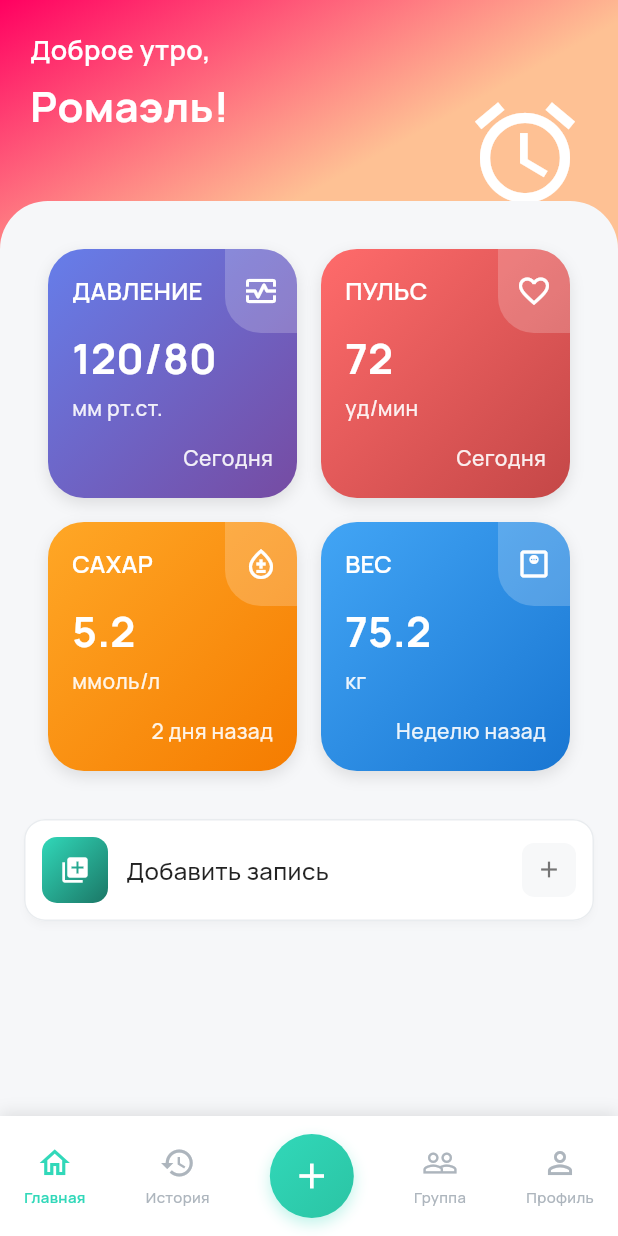
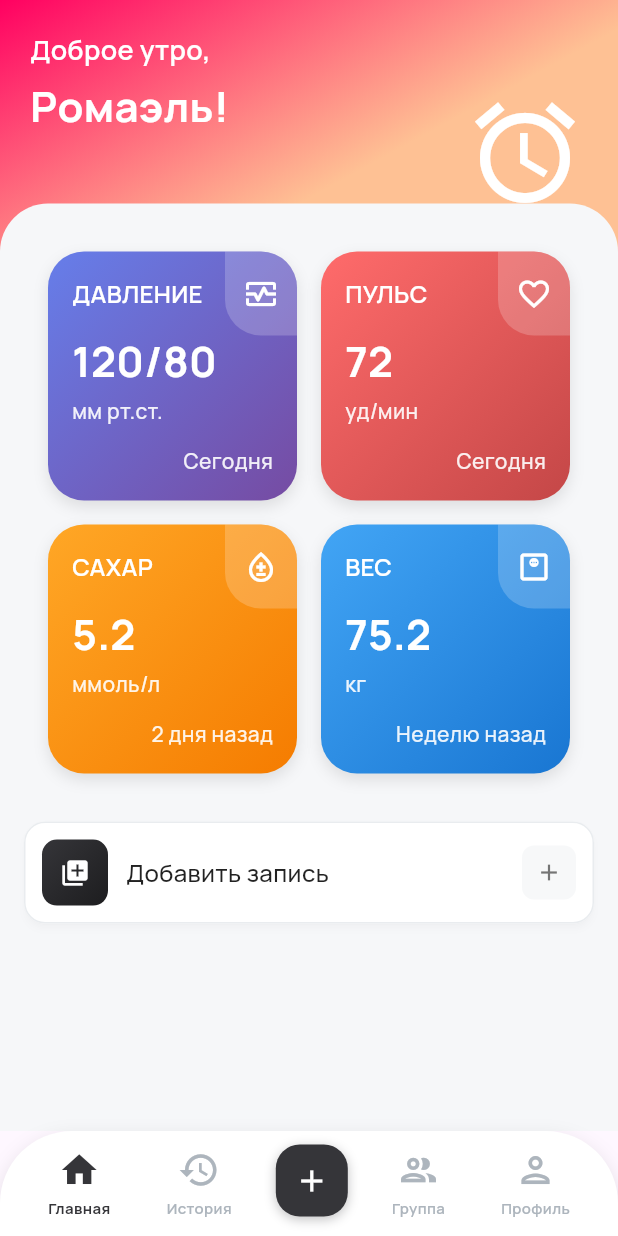
Before and after one commit to ForentDich/Pressure-Oracle, a Flutter app: the screen it shows after launch, on a phone screen of 412 x 824 dp. Run offline on Flutter 3.47's test engine with Material 3 defaults, Android fonts, the phone set to English and light mode, and no system bars; missing offline and left inert: wolt_modal_sheet.

Commit message:
Переделана навигационна панель

```diff
--- a/mobile-app/health_oracle/lib/core/theme/colors.dart
+++ b/mobile-app/health_oracle/lib/core/theme/colors.dart
@@ -4,7 +4,7 @@ import 'package:flutter/material.dart';
 class AppColors {
   static const Color background = Color(0xFFf6f7f9);
   static const Color surface = Color(0xFFFFFFFF);
-  static const Color primary = Color(0xFF31d8b9);
+  static const Color primary = Color(0xFF353539);
 
   // Neutral colors
   static const Color neutral50 = Color(0xFFFAFAFA);
--- a/mobile-app/health_oracle/lib/core/widgets/bottom_entry_category_container.dart
+++ b/mobile-app/health_oracle/lib/core/widgets/bottom_entry_category_container.dart
@@ -1,7 +1,5 @@
 
 import 'package:flutter/material.dart';
-import '../theme/colors.dart';
-import '../theme/text_styles.dart';
 import 'bottom_entry_input_field.dart';
 
 class BottomEntryCategoryContainer extends StatelessWidget {
--- a/mobile-app/health_oracle/lib/core/widgets/bottom_navigation_bar.dart
+++ /dev/null
@@ -1,74 +0,0 @@
-import 'package:flutter/material.dart';
-import '../theme/colors.dart';
-import 'nav_item.dart';
-
-enum NavTab { home, history, add, group, profile }
-
-class CustomBottomNavigationBar extends StatelessWidget {
-  final NavTab selectedTab;
-  final Function(NavTab) onTabChanged;
-
-  const CustomBottomNavigationBar({
-    super.key,
-    required this.selectedTab,
-    required this.onTabChanged,
-  });
-
-  @override
-  Widget build(BuildContext context) {
-    return Container(
-      decoration: BoxDecoration(
-        color: AppColors.surface,
-        boxShadow: [
-          BoxShadow(
-            color: Colors.black.withOpacity(0.1),
-            blurRadius: 8,
-            offset: const Offset(0, -2),
-          ),
-        ],
-      ),
-      child: SafeArea(
-        top: false,
-        child: Padding(
-          padding: const EdgeInsets.symmetric(horizontal: 16, vertical: 12),
-          child: Row(
-            mainAxisAlignment: MainAxisAlignment.spaceBetween,
-            children: [
-              NavItem(
-                icon: Icons.home_outlined,
-                label: 'Главная',
-                isSelected: selectedTab == NavTab.home,
-                onTap: () => onTabChanged(NavTab.home),
-              ),
-              NavItem(
-                icon: Icons.history,
-                label: 'История',
-                isSelected: selectedTab == NavTab.history,
-                onTap: () => onTabChanged(NavTab.history),
-              ),
-              NavItem(
-                icon: Icons.add,
-                label: 'Добавить',
-                isSelected: selectedTab == NavTab.add,
-                isCenter: true,
-                onTap: () => onTabChanged(NavTab.add),
-              ),
-              NavItem(
-                icon: Icons.people_outline,
-                label: 'Группа',
-                isSelected: selectedTab == NavTab.group,
-                onTap: () => onTabChanged(NavTab.group),
-              ),
-              NavItem(
-                icon: Icons.person_outline,
-                label: 'Профиль',
-                isSelected: selectedTab == NavTab.profile,
-                onTap: () => onTabChanged(NavTab.profile),
-              ),
-            ],
-          ),
-        ),
-      ),
-    );
-  }
-}
--- a/mobile-app/health_oracle/lib/core/widgets/nav_item.dart
+++ /dev/null
@@ -1,68 +0,0 @@
-import 'package:flutter/material.dart';
-import '../theme/colors.dart';
-import '../theme/text_styles.dart';
-
-class NavItem extends StatelessWidget {
-  final IconData icon;
-  final String label;
-  final bool isSelected;
-  final VoidCallback onTap;
-  final bool isCenter;
-
-  const NavItem({
-    super.key,
-    required this.icon,
-    required this.label,
-    required this.isSelected,
-    required this.onTap,
-    this.isCenter = false,
-  });
-
-  @override
-  Widget build(BuildContext context) {
-    if (isCenter) {
-      return GestureDetector(
-        onTap: onTap,
-        child: Container(
-          width: 56,
-          height: 56,
-          decoration: BoxDecoration(
-            gradient: AppColors.primaryGradient,
-            shape: BoxShape.circle,
-            boxShadow: [
-              BoxShadow(
-                color: AppColors.primary.withOpacity(0.3),
-                blurRadius: 8,
-                offset: const Offset(0, 4),
-              ),
-            ],
-          ),
-          child: Icon(icon, color: Colors.white, size: 28),
-        ),
-      );
-    }
-
-    return GestureDetector(
-      onTap: onTap,
-      child: Column(
-        mainAxisSize: MainAxisSize.min,
-        children: [
-          Icon(
-            icon,
-            color: isSelected ? AppColors.primary : AppColors.neutral500,
-            size: 24,
-          ),
-          const SizedBox(height: 4),
-          Text(
-            label,
-            style: TextStyles.labelSmall.copyWith(
-              fontSize: 10,
-              color: isSelected ? AppColors.primary : AppColors.neutral500,
-              fontWeight: isSelected ? FontWeight.w600 : FontWeight.w500,
-            ),
-          ),
-        ],
-      ),
-    );
-  }
-}
--- a/mobile-app/health_oracle/lib/main.dart
+++ b/mobile-app/health_oracle/lib/main.dart
@@ -3,8 +3,9 @@
 import 'features/history/presentation/pages/history_page.dart';
 import 'features/group/presentation/pages/group_page.dart';
 import 'features/profile/presentation/pages/profile_page.dart';
-import 'core/widgets/bottom_navigation_bar.dart';
 import 'core/helpers/modal_helper.dart';
+import 'core/theme/colors.dart';
+import 'core/theme/text_styles.dart';
 
 void main() {
   runApp(const MyApp());
@@ -34,37 +35,119 @@
 }
 
 class _MainNavigatorState extends State<MainNavigator> {
-  NavTab _selectedTab = NavTab.home;
+  int _currentIndex = 0;
+
+  final List<Widget> _pages = [
+    const HomePage(),
+    const HistoryPage(),
+    const GroupPage(),
+    const ProfilePage(),
+  ];
+
+  void _onItemTapped(int index) {
+    setState(() {
+      _currentIndex = index;
+    });
+  }
 
   @override
   Widget build(BuildContext context) {
     return Scaffold(
-      body: _getPage(),
-      bottomNavigationBar: CustomBottomNavigationBar(
-        selectedTab: _selectedTab,
-        onTabChanged: (tab) {
-          if (tab == NavTab.add) {
-            ModalHelper.showBottomEntryMenu(context);
-          } else {
-            setState(() => _selectedTab = tab);
-          }
-        },
+      body: _pages[_currentIndex],
+      bottomNavigationBar: _buildBottomNavBar(),
+    );
+  }
+
+  Widget _buildBottomNavBar() {
+    return Container(
+      height: 70,
+      decoration: BoxDecoration(
+        color: AppColors.surface,
+        borderRadius: const BorderRadius.only(
+          topLeft: Radius.circular(48),
+          topRight: Radius.circular(48),
+        ),
+        boxShadow: [
+          BoxShadow(
+            color: Colors.black.withOpacity(0.1),
+            blurRadius: 10,
+            offset: const Offset(0, 4),
+          ),
+        ],
+      ),
+      child: Row(
+        mainAxisAlignment: MainAxisAlignment.spaceBetween,
+        children: [
+          Padding(
+            padding: const EdgeInsets.only(left: 24),
+            child: _buildNavItem(Icons.home_outlined, Icons.home, 'Главная', 0),
+          ),
+          _buildNavItem(Icons.history_outlined, Icons.history, 'История', 1),
+          _buildCenterButton(),
+          _buildNavItem(Icons.people_outlined, Icons.people, 'Группа', 2),
+          Padding(
+            padding: const EdgeInsets.only(right: 24),
+            child: _buildNavItem(Icons.person_outlined, Icons.person, 'Профиль', 3),
+          ),
+        ],
       ),
     );
   }
 
-  Widget _getPage() {
-    switch (_selectedTab) {
-      case NavTab.home:
-        return const HomePage();
-      case NavTab.history:
-        return const HistoryPage();
-      case NavTab.group:
-        return const GroupPage();
-      case NavTab.profile:
-        return const ProfilePage();
-      case NavTab.add:
-        return const HomePage();
-    }
+  Widget _buildNavItem(IconData icon, IconData activeIcon, String label, int index) {
+    final isSelected = _currentIndex == index;
+    return GestureDetector(
+      onTap: () => _onItemTapped(index),
+      behavior: HitTestBehavior.opaque,
+      child: Container(
+        padding: const EdgeInsets.symmetric(horizontal: 8, vertical: 8),
+        child: Column(
+          mainAxisSize: MainAxisSize.min,
+          children: [
+            Icon(
+              isSelected ? activeIcon : icon,
+              color: isSelected ? AppColors.primary : AppColors.neutral500,
+              size: 28,
+            ),
+            const SizedBox(height: 4),
+            Text(
+              label,
+              style: TextStyles.labelSmall.copyWith(
+                fontSize: 10,
+                color: isSelected ? AppColors.primary : AppColors.neutral500,
+                fontWeight: isSelected ? FontWeight.w700 : FontWeight.w600,
+              ),
+            ),
+          ],
+        ),
+      ),
+    );
+  }
+
+  Widget _buildCenterButton() {
+    return GestureDetector(
+      onTap: () => ModalHelper.showBottomEntryMenu(context),
+      child: Container(
+        width: 48,
+        height: 48,
+        margin: const EdgeInsets.only(bottom: 4),
+        decoration: BoxDecoration(
+          color: AppColors.primary,
+          borderRadius: BorderRadius.circular(16),
+          boxShadow: [
+            BoxShadow(
+              color: AppColors.primary.withOpacity(0.3),
+              blurRadius: 6,
+              offset: const Offset(0, 2),
+            ),
+          ],
+        ),
+        child: const Icon(
+          Icons.add,
+          color: Colors.white,
+          size: 24,
+        ),
+      ),
+    );
   }
 }
```
